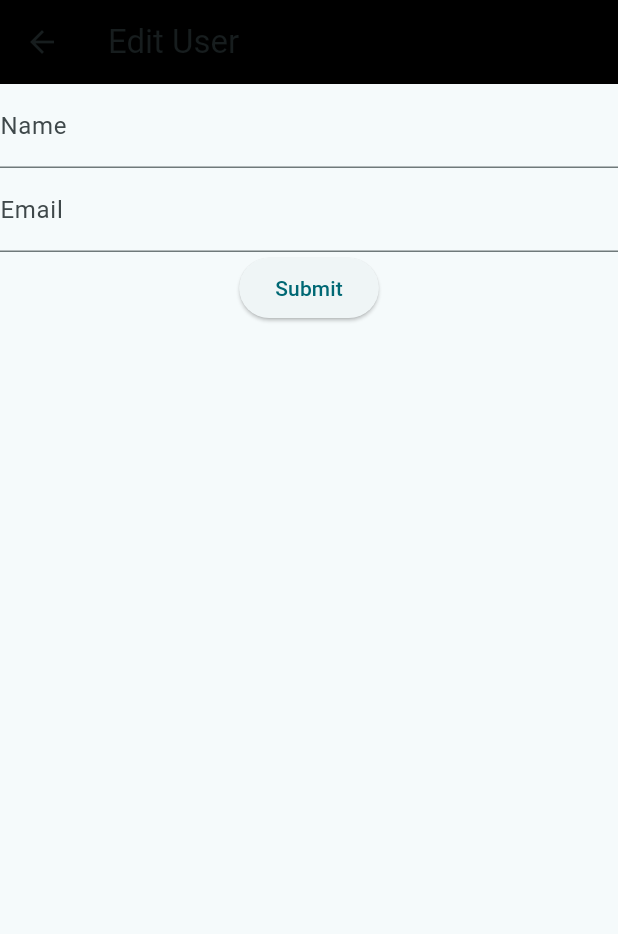
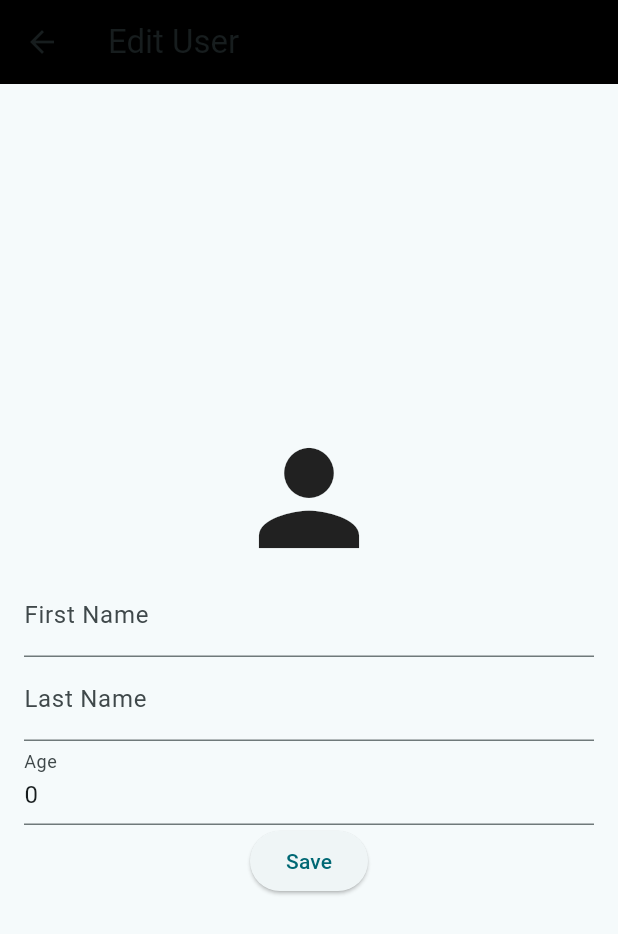
Before and after one commit to Samriqtch/todo_front, a Flutter app: the EditUserPage screen opened directly with empty values, on a phone screen of 412 x 824 dp. Shown: the top 934 px of the screen. Run offline on Flutter 3.47's test engine with Material 3 defaults, Android fonts, the phone set to English and light mode, and no system bars; our stand-ins replace font_awesome_flutter; network calls fail.

Commit message:
Mettre à jour un profil

```diff
--- a/lib/edit_user_page.dart
+++ b/lib/edit_user_page.dart
@@ -1,5 +1,6 @@
 import 'package:flutter/material.dart';
 import 'package:todo_front/user_service.dart';
+
 
 class EditUserPage extends StatefulWidget {
   final Map<String, dynamic> user;
@@ -7,65 +8,79 @@ class EditUserPage extends StatefulWidget {
   const EditUserPage({Key? key, required this.user}) : super(key: key);
 
   @override
-  // ignore: library_private_types_in_public_api
   _EditUserPageState createState() => _EditUserPageState();
 }
 
 class _EditUserPageState extends State<EditUserPage> {
   final _formKey = GlobalKey<FormState>();
-  late TextEditingController _nameController;
-  late TextEditingController _emailController;
+  late TextEditingController _firstNameController;
+  late TextEditingController _lastNameController;
+  late TextEditingController _ageController;
 
   @override
   void initState() {
     super.initState();
-    _nameController = TextEditingController(text: widget.user['name']);
-    _emailController = TextEditingController(text: widget.user['email']);
+    _firstNameController = TextEditingController(text: widget.user['firstName']);
+    _lastNameController = TextEditingController(text: widget.user['lastName']);
+    _ageController = TextEditingController(text: widget.user['age'].toString());
   }
 
   @override
   Widget build(BuildContext context) {
     return Scaffold(
       appBar: AppBar(
-        title: const Text('Edit User'),
+        title: Text('Edit User'),
       ),
-      body: Form(
+      body: Center(
+        child: Padding(
+          padding: const EdgeInsets.all(16.0),
+          child: Column(
+            mainAxisAlignment: MainAxisAlignment.center,
+            children: <Widget>[
+              Icon(Icons.person, size: 100),
+              Form(
                 key: _formKey,
                 child: Column(
                   children: <Widget>[
                     TextFormField(
-              controller: _nameController,
-              decoration: const InputDecoration(labelText: 'Name'),
-              validator: (value) {
-                if (value == null || value.isEmpty) {
-                  return 'Please enter a name';
-                }
-                return null;
-              },
+                      controller: _firstNameController,
+                      decoration: InputDecoration(
+                        labelText: 'First Name',
+                      ),
                     ),
                     TextFormField(
-              controller: _emailController,
-              decoration: const InputDecoration(labelText: 'Email'),
-              validator: (value) {
-                if (value == null || value.isEmpty) {
-                  return 'Please enter an email';
-                }
-                return null;
-              },
+                      controller: _lastNameController,
+                      decoration: InputDecoration(
+                        labelText: 'Last Name',
+                      ),
+                    ),
+                    TextFormField(
+                      controller: _ageController,
+                      decoration: InputDecoration(
+                        labelText: 'Age',
+                      ),
                     ),
                     ElevatedButton(
                       onPressed: () {
                         if (_formKey.currentState!.validate()) {
-                  UserService().updateUser(widget.user['id'], {
-                    'name': _nameController.text,
-                    'email': _emailController.text,
+                          // Update the user data
+                          setState(() {
+                            widget.user['firstName'] = _firstNameController.text;
+                            widget.user['lastName'] = _lastNameController.text;
+                            widget.user['age'] = int.parse(_ageController.text);
                           });
-                  Navigator.pop(context);
+
+                          // Pop the page to go back
+                          Navigator.of(context).pop();
                         }
                       },
-              child: const Text('Submit'),
+                      child: Text('Save'),
                     ),
                   ],
+                ),
+              ),
+            ],
+          ),
         ),
       ),
     );
```
Lines whose indentation alone changed are shown as unchanged.
